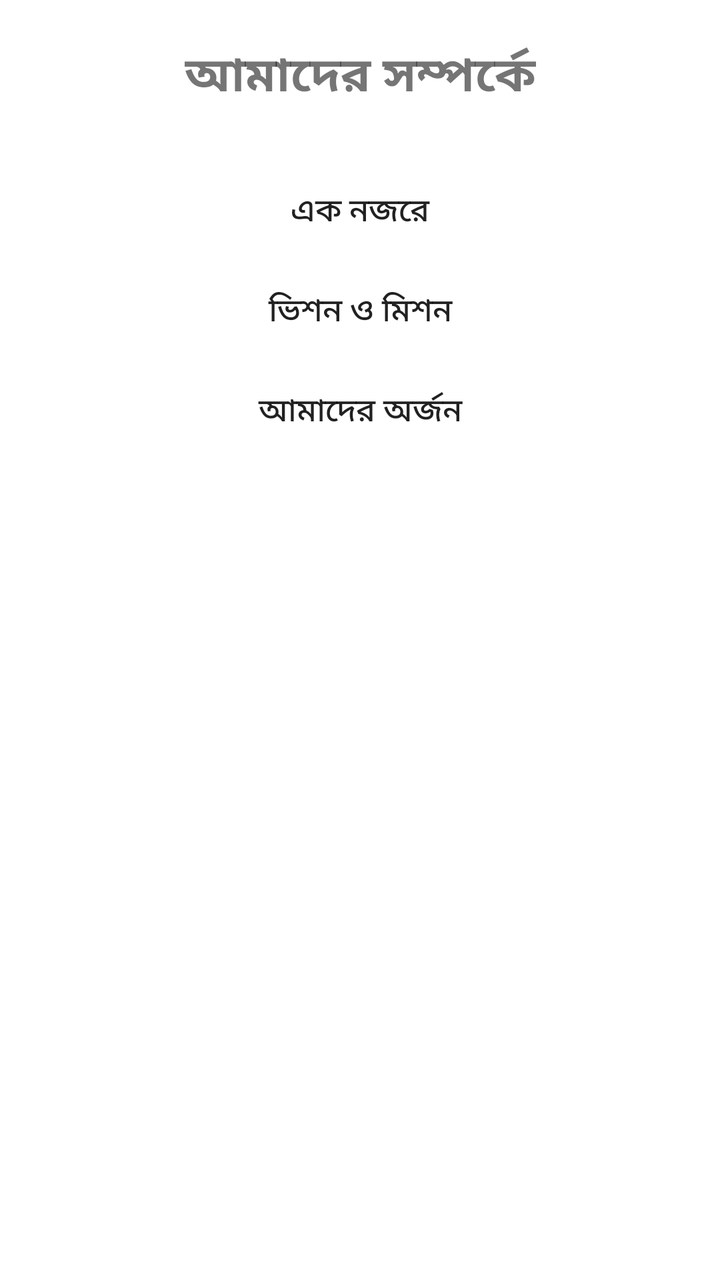
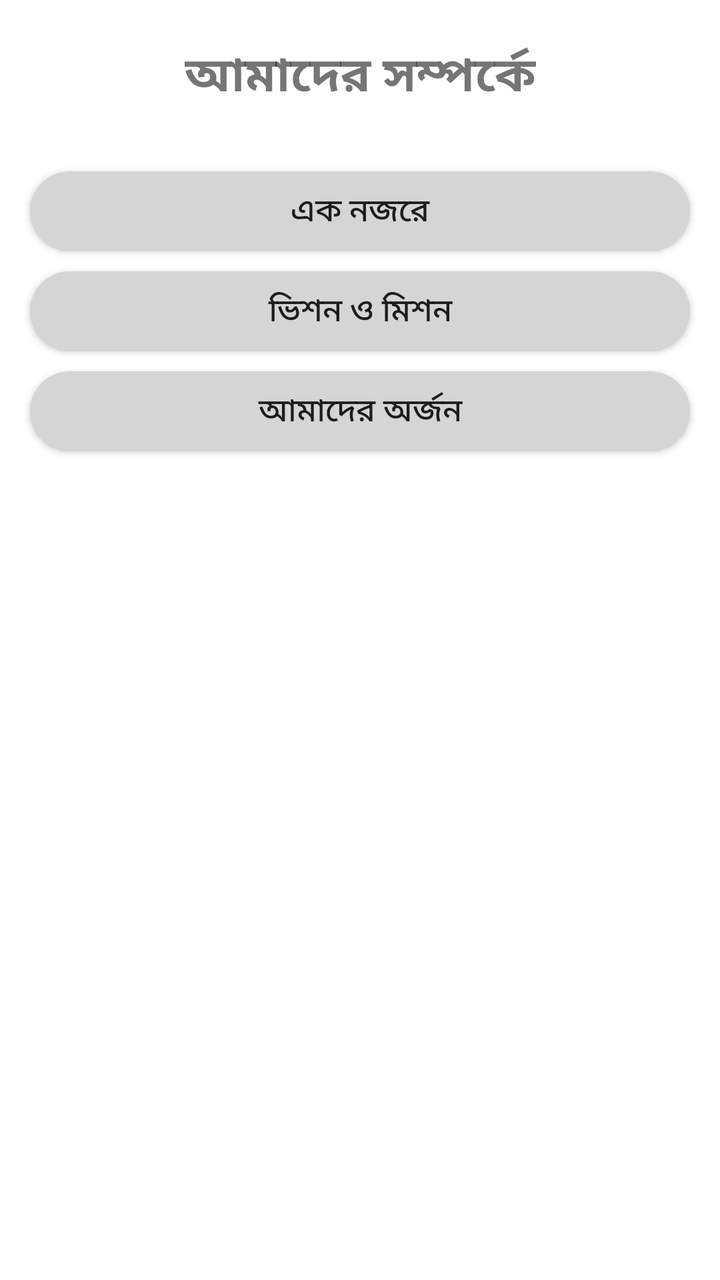

Compare the two renders of this Android layout. The source of the first and the diff that turns it into the second are given below.
<!-- AndroidManifest.xml: application theme Theme.NatorePBS2 -->
<!-- res/layout/activity_about_us.xml -->
<?xml version="1.0" encoding="utf-8"?>
<androidx.constraintlayout.widget.ConstraintLayout xmlns:android="http://schemas.android.com/apk/res/android"
    xmlns:app="http://schemas.android.com/apk/res-auto"
    xmlns:tools="http://schemas.android.com/tools"
    android:layout_width="match_parent"
    android:layout_height="match_parent">

    <TextView
        android:id="@+id/textView"
        android:layout_width="wrap_content"
        android:layout_height="wrap_content"
        android:layout_marginTop="20dp"
        android:text="@string/about"
        android:textAlignment="center"
        android:textSize="24sp"
        android:textStyle="bold"
        app:layout_constraintEnd_toEndOf="parent"
        app:layout_constraintStart_toStartOf="parent"
        app:layout_constraintTop_toTopOf="parent" />

    <androidx.core.widget.NestedScrollView
        android:layout_width="0dp"
        android:layout_height="0dp"
        app:layout_constraintHeight_percent="0.8"
        android:fillViewport="true"
        android:layout_marginTop="20dp"
        app:layout_constraintEnd_toEndOf="parent"
        app:layout_constraintStart_toStartOf="parent"
        app:layout_constraintTop_toBottomOf="@id/textView">

        <androidx.constraintlayout.widget.ConstraintLayout
            android:layout_width="match_parent"
            android:layout_height="wrap_content"
            android:layout_marginHorizontal="5dp"
            android:orientation="vertical">

            <androidx.appcompat.widget.AppCompatButton
                android:id="@+id/atAGlanceBtn"
                style="@style/menu_button"
                android:text="@string/at_a_glance"
                app:layout_constraintTop_toTopOf="parent"
                app:layout_constraintStart_toStartOf="parent"/>

            <androidx.appcompat.widget.AppCompatButton
                android:id="@+id/visionMissionBtn"
                style="@style/menu_button"
                android:text="@string/vision_mission"
                app:layout_constraintTop_toBottomOf="@id/atAGlanceBtn"
                app:layout_constraintStart_toStartOf="parent"/>

            <androidx.appcompat.widget.AppCompatButton
                android:id="@+id/bt2"
                style="@style/menu_button"
                android:text="@string/achievement"
                app:layout_constraintTop_toBottomOf="@id/visionMissionBtn"
                app:layout_constraintStart_toStartOf="parent"/>
        </androidx.constraintlayout.widget.ConstraintLayout>

    </androidx.core.widget.NestedScrollView>
</androidx.constraintlayout.widget.ConstraintLayout>
<!-- resources referenced by this layout -->
<resources>
  <string name="about">আমাদের সম্পর্কে</string>
  <string name="achievement">আমাদের অর্জন</string>
  <string name="at_a_glance">এক নজরে</string>
  <string name="vision_mission">ভিশন ও মিশন</string>
  <style name="menu_button">
          <item name="android:layout_width">match_parent</item>
          <item name="android:layout_height">@dimen/menu_height</item>
          <item name="android:background">@drawable/home_item_bg</item>
          <item name="android:layout_margin">@dimen/menu_margin</item>
          <item name="android:textSize">@dimen/menu_title_text_size</item>
          <item name="android:textAlignment">center</item>
      </style>
  <style name="Theme.NatorePBS2" parent="Theme.MaterialComponents.DayNight.DarkActionBar">
          
          <item name="colorPrimary">@color/purple_500</item>
          <item name="colorPrimaryVariant">@color/purple_700</item>
          <item name="colorOnPrimary">@color/white</item>
          
          <item name="colorSecondary">@color/teal_200</item>
          <item name="colorSecondaryVariant">@color/teal_700</item>
          <item name="colorOnSecondary">@color/black</item>
          
          <item name="android:statusBarColor" tools:targetApi="l">?attr/colorPrimaryVariant</item>
          
      </style>
  <dimen name="menu_height">40dp</dimen>
  <!-- drawable home_item_bg (drawable) -->
  <?xml version="1.0" encoding="utf-8"?>
  <shape xmlns:android="http://schemas.android.com/apk/res/android">
      <corners android:radius="20dp" />
      <solid android:color="@color/item_background"/>
  </shape>
  <dimen name="menu_margin">10dp</dimen>
  <dimen name="menu_title_text_size">16sp</dimen>
  <color name="purple_500">#FF6200EE</color>
  <color name="purple_700">#FF3700B3</color>
  <color name="white">#FFFFFFFF</color>
  <color name="teal_200">#FF03DAC5</color>
  <color name="teal_700">#FF018786</color>
  <color name="black">#FF000000</color>
  <color name="item_background">#4E4E4E</color>
</resources>

<!-- the commit's change to res/layout/activity_about_us.xml (unified diff, before → after) -->
@@ -49,7 +49,7 @@
                 app:layout_constraintStart_toStartOf="parent"/>
 
             <androidx.appcompat.widget.AppCompatButton
-                android:id="@+id/bt2"
+                android:id="@+id/achievementBtn"
                 style="@style/menu_button"
                 android:text="@string/achievement"
                 app:layout_constraintTop_toBottomOf="@id/visionMissionBtn"
<!-- resource entries referenced after the edit -->
@@ -40,6 +40,6 @@
   <color name="teal_200">#FF03DAC5</color>
   <color name="teal_700">#FF018786</color>
   <color name="black">#FF000000</color>
-  <color name="item_background">#4E4E4E</color>
+  <color name="item_background">#D5D5D5</color>
 </resources>
 
